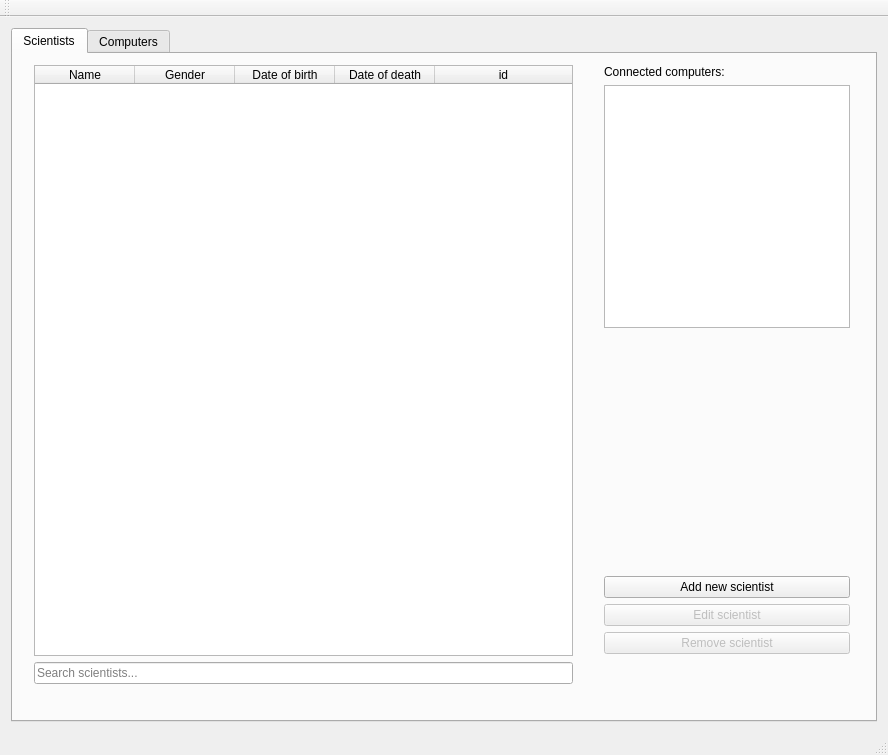
Above: computer_scientists_ui/mainwindow.ui from 2015-VLN1-Group-44/ComputerScientists_UI before the change. Below: the same form after it.
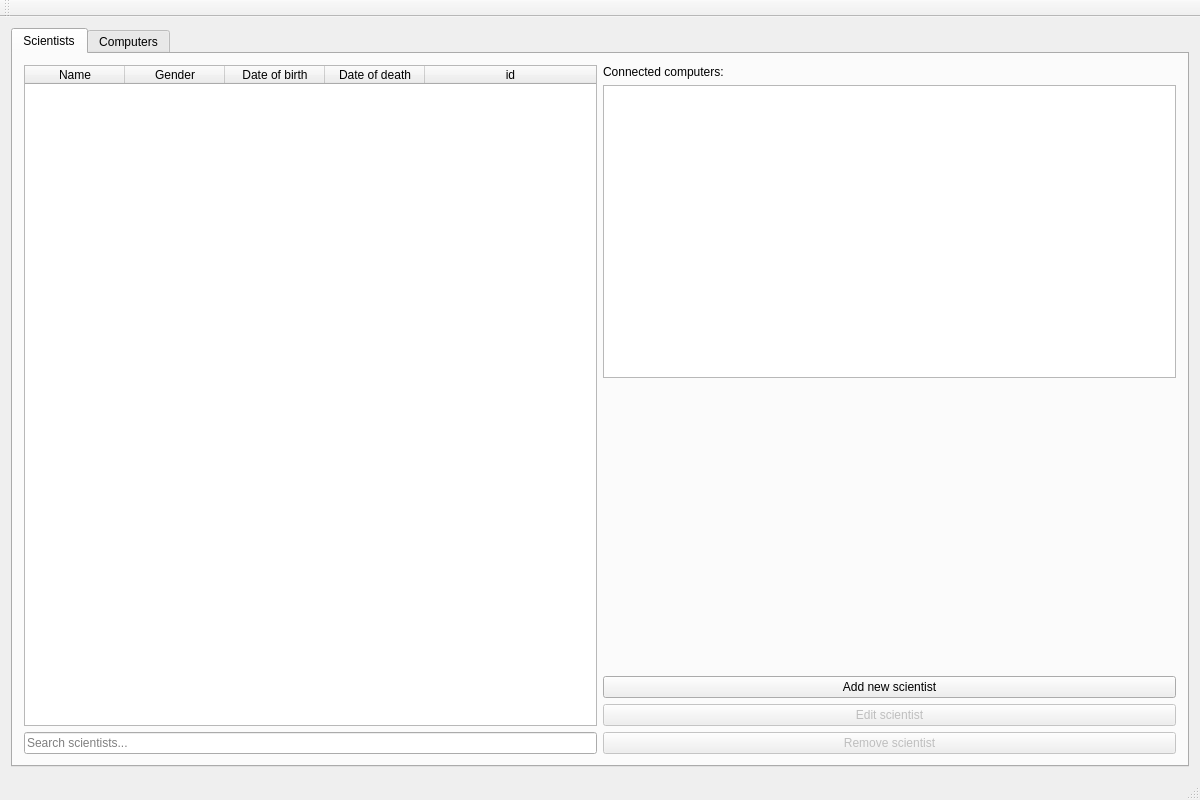
That is the form after the change. The open tabs and pages were chosen to show the change.

Commit message: main window layout fix

Patch:
```diff
--- a/computer_scientists_ui/mainwindow.ui
+++ b/computer_scientists_ui/mainwindow.ui
@@ -6,8 +6,8 @@
    <rect>
     <x>0</x>
     <y>0</y>
-    <width>888</width>
-    <height>755</height>
+    <width>1200</width>
+    <height>800</height>
    </rect>
   </property>
   <property name="windowTitle">
@@ -24,79 +24,12 @@
        <attribute name="title">
         <string>Scientists</string>
        </attribute>
-       <widget class="QWidget" name="">
-        <property name="geometry">
-         <rect>
-          <x>580</x>
-          <y>0</y>
-          <width>268</width>
-          <height>611</height>
-         </rect>
-        </property>
+       <layout class="QHBoxLayout" name="horizontalLayout_3">
+        <item>
+         <layout class="QHBoxLayout" name="horizontalLayout_2">
+          <item>
         <layout class="QVBoxLayout" name="verticalLayout">
          <item>
-          <widget class="QLabel" name="connected_computers_label">
-           <property name="text">
-            <string>Connected computers:</string>
-           </property>
-          </widget>
-         </item>
-         <item>
-          <widget class="QListWidget" name="list_connected_computers"/>
-         </item>
-         <item>
-          <spacer name="verticalSpacer">
-           <property name="orientation">
-            <enum>Qt::Vertical</enum>
-           </property>
-           <property name="sizeHint" stdset="0">
-            <size>
-             <width>20</width>
-             <height>40</height>
-            </size>
-           </property>
-          </spacer>
-         </item>
-         <item>
-          <widget class="QPushButton" name="add_scientist_button">
-           <property name="text">
-            <string>Add new scientist</string>
-           </property>
-          </widget>
-         </item>
-         <item>
-          <widget class="QPushButton" name="edit_scientist_button">
-           <property name="enabled">
-            <bool>false</bool>
-           </property>
-           <property name="text">
-            <string>Edit scientist</string>
-           </property>
-          </widget>
-         </item>
-         <item>
-          <widget class="QPushButton" name="remove_scientist_button">
-           <property name="enabled">
-            <bool>false</bool>
-           </property>
-           <property name="text">
-            <string>Remove scientist</string>
-           </property>
-          </widget>
-         </item>
-        </layout>
-       </widget>
-       <widget class="QWidget" name="">
-        <property name="geometry">
-         <rect>
-          <x>10</x>
-          <y>0</y>
-          <width>561</width>
-          <height>641</height>
-         </rect>
-        </property>
-        <layout class="QVBoxLayout" name="verticalLayout_2">
-         <item>
           <widget class="QTableWidget" name="table_scientists">
            <property name="dragEnabled">
             <bool>true</bool>
@@ -151,7 +84,64 @@
           </widget>
          </item>
         </layout>
-       </widget>
+          </item>
+          <item>
+           <layout class="QVBoxLayout" name="verticalLayout_2">
+            <item>
+             <widget class="QLabel" name="connected_computers_label">
+              <property name="text">
+               <string>Connected computers:</string>
+              </property>
+             </widget>
+            </item>
+            <item>
+             <widget class="QListWidget" name="list_connected_computers"/>
+            </item>
+            <item>
+             <spacer name="verticalSpacer">
+              <property name="orientation">
+               <enum>Qt::Vertical</enum>
+              </property>
+              <property name="sizeHint" stdset="0">
+               <size>
+                <width>20</width>
+                <height>40</height>
+               </size>
+              </property>
+             </spacer>
+            </item>
+            <item>
+             <widget class="QPushButton" name="add_scientist_button">
+              <property name="text">
+               <string>Add new scientist</string>
+              </property>
+             </widget>
+            </item>
+            <item>
+             <widget class="QPushButton" name="edit_scientist_button">
+              <property name="enabled">
+               <bool>false</bool>
+              </property>
+              <property name="text">
+               <string>Edit scientist</string>
+              </property>
+             </widget>
+            </item>
+            <item>
+             <widget class="QPushButton" name="remove_scientist_button">
+              <property name="enabled">
+               <bool>false</bool>
+              </property>
+              <property name="text">
+               <string>Remove scientist</string>
+              </property>
+             </widget>
+            </item>
+           </layout>
+          </item>
+         </layout>
+        </item>
+       </layout>
       </widget>
       <widget class="QWidget" name="tab_2">
        <attribute name="title">
```
Left out of the diff: 5 changed lines with no effect on the pictures. Lines whose indentation alone changed are shown as unchanged. The commit also changes 5 other files.
